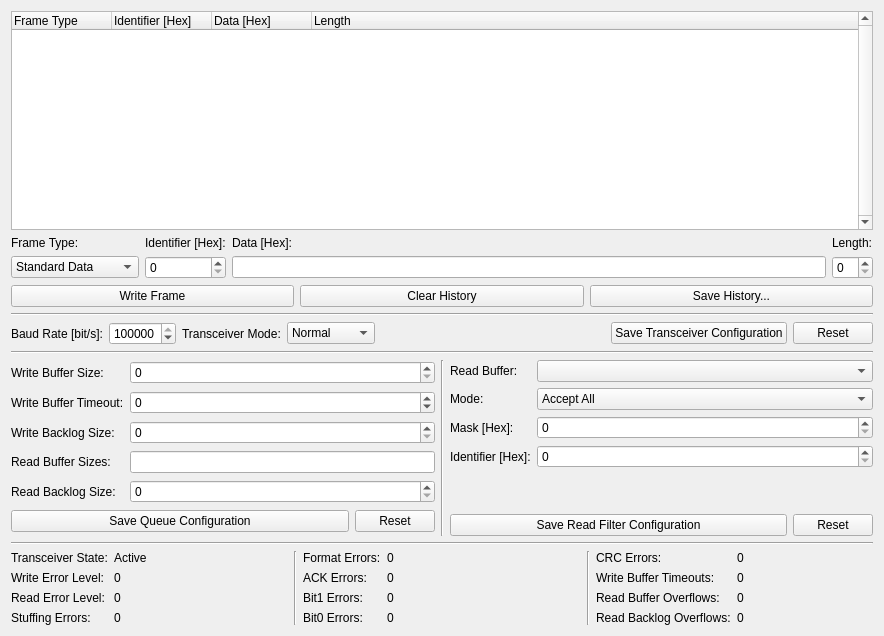
This is src/brickv/plugin_system/plugins/can_v2/ui/can_v2.ui in Tinkerforge/brickv as Qt 5 draws it before an edit. The edited form follows.
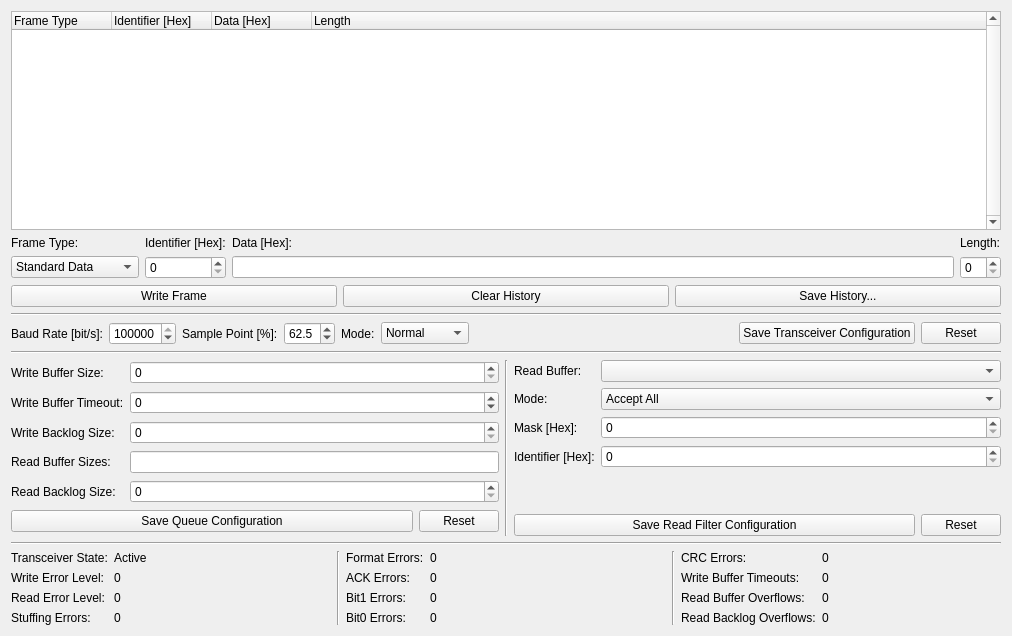
This is the edited form. Custom widgets are drawn as their Qt base class.

Commit message: can-v2: Add sample-point config option

```diff
--- a/src/brickv/plugin_system/plugins/can_v2/ui/can_v2.ui
+++ b/src/brickv/plugin_system/plugins/can_v2/ui/can_v2.ui
@@ -6,7 +6,7 @@
    <rect>
     <x>0</x>
     <y>0</y>
-    <width>884</width>
+    <width>1012</width>
     <height>636</height>
    </rect>
   </property>
@@ -183,10 +183,33 @@
        </property>
       </widget>
      </item>
+     <item>
+      <widget class="QLabel" name="label_5">
+       <property name="text">
+        <string>Sample Point [%]:</string>
+       </property>
+      </widget>
+     </item>
+     <item>
+      <widget class="QDoubleSpinBox" name="spin_sample_point">
+       <property name="decimals">
+        <number>1</number>
+       </property>
+       <property name="minimum">
+        <double>50.000000000000000</double>
+       </property>
+       <property name="maximum">
+        <double>90.000000000000000</double>
+       </property>
+       <property name="value">
+        <double>62.500000000000000</double>
+       </property>
+      </widget>
+     </item>
      <item>
       <widget class="QLabel" name="label_7">
        <property name="text">
-        <string>Transceiver Mode:</string>
+        <string>Mode:</string>
        </property>
       </widget>
      </item>
```
The commit also changes 2 other files.
